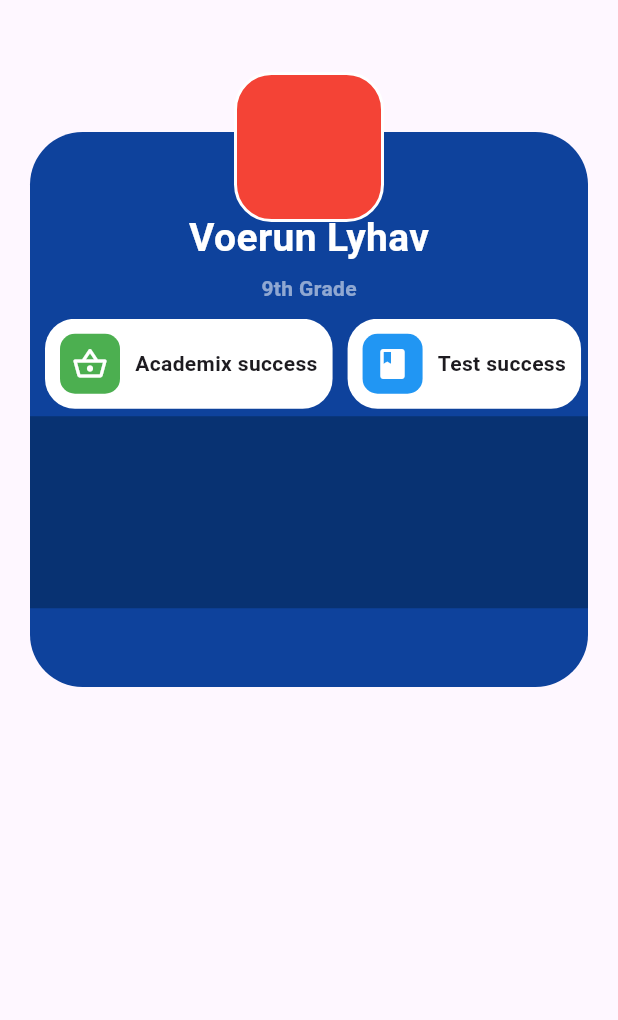
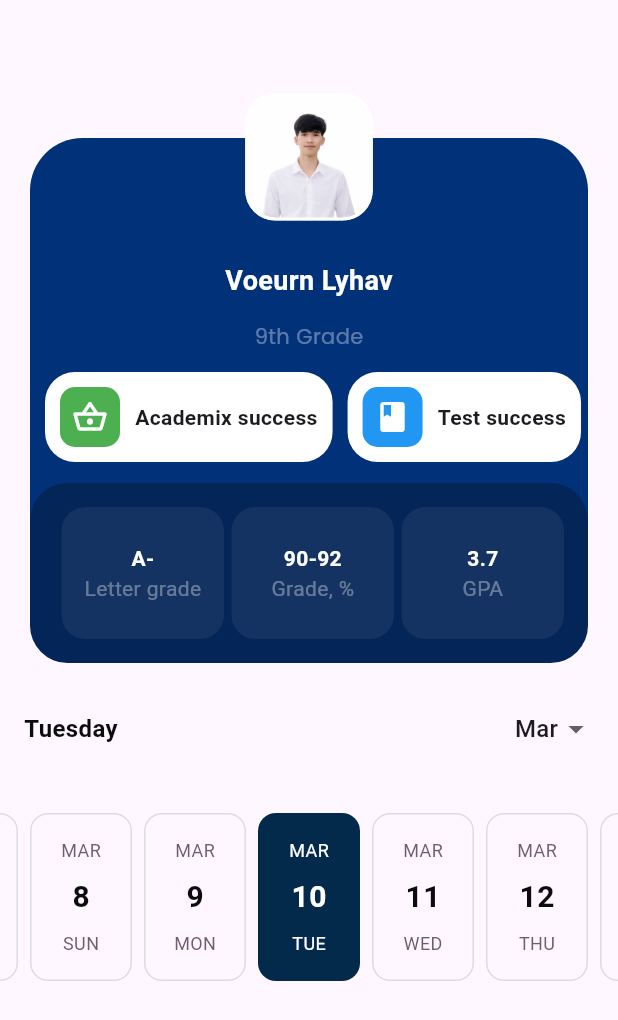
Before and after one commit to lyhav-gif/home_screen_, a Flutter app: the screen it shows after launch, on a phone screen of 412 x 824 dp. Shown: the top 1020 px of the screen. Run offline on Flutter 3.47's test engine with Material 3 defaults, Android fonts, the phone set to English and light mode, and no system bars; drawn by our look-alikes of easy_date_timeline; our stand-ins replace google_fonts.

Commit message:
update 10-March-2026

```diff
--- a/lib/home_scree.dart
+++ b/lib/home_scree.dart
@@ -1,4 +1,6 @@
+import 'package:easy_date_timeline/easy_date_timeline.dart';
 import 'package:flutter/material.dart';
+import 'package:home_screen_/widget/card_home_widget.dart';
 
 class HomeScree extends StatelessWidget {
   HomeScree({super.key});
@@ -15,122 +17,26 @@ class HomeScree extends StatelessWidget {
     "Final success",
     "Graduation success",
   ];
+  Column get _buildBody {
+    return Column(
+      children: [
+        CardHomeWidget(
+          name: 'Voeurn Lyhav',
+          urlImage: "assets/images/ai2.jpg",
+          isUrlNetwork: false,
+          // urlImage:'https://masterpiecer-images.s3.yandex.net/71ec09467d0211eea51192669a1675b3:upscaled',
+          slideRowTitle: _slideRowTitle,
+        ),
 
-  final List<IconData> _slideRowIcon = [
-    Icons.shopping_basket_outlined,
-    Icons.book,
-    Icons.bookmarks_outlined,
-    Icons.school_outlined,
-    Icons.slideshow_outlined,
-  ];
+        EasyDateTimeLine(
 
-  final List<Color> _slideRowColor = [
-    Colors.green,
-    Colors.blue,
-    Colors.orange,
-    Colors.purple,
-    Colors.red,
-  ];
-  get _buildBody => Column(
-    children: [
-      SizedBox(height: 68),
-      Stack(
-        clipBehavior: Clip.none,
-        alignment: Alignment.topCenter,
-        children: [
-          Container(
-            margin: const EdgeInsets.all(20),
-            height: 370,
-            width: double.infinity,
-            decoration: BoxDecoration(
-              color: const Color.fromARGB(255, 14, 66, 156),
-              borderRadius: BorderRadius.circular(35),
+              activeColor: const Color.fromARGB(255, 3, 42, 74),
+              initialDate: DateTime.now(),
+              onDateChange: (value) {},
+
             ),
-            child: Column(
-              mainAxisSize: MainAxisSize.max,
-              mainAxisAlignment: MainAxisAlignment.center,
-              crossAxisAlignment: CrossAxisAlignment.center,
-              children: [
-                Column(
-                  spacing: 5,
-                  children: [
-                    Text(
-                      "Voerun Lyhav",
-                      style: TextStyle(
-                        fontSize: 26,
-                        fontWeight: FontWeight.bold,
-                        color: Colors.white,
-                      ),
-                    ),
-                    Text(
-                      "9th Grade",
-                      style: TextStyle(
-                        fontSize: 14,
-                        fontWeight: FontWeight.bold,
-                        color: Colors.white54,
-                      ),
-                    ),
-                    SizedBox(),
-                    _slideRow,
-                    _bottomCard,
-                  ],
-                ),
-              ],
-            ),
-          ),
-          Positioned(
-            top: -40,
-            child: Container(
-              margin: EdgeInsets.all(20),
-              height: 100,
-              width: 100,
-              decoration: BoxDecoration(
-                color: Colors.red,
-                borderRadius: BorderRadius.circular(25),
-                border: Border.all(color: Colors.white, width: 2),
-              ),
-            ),
-          ),
-        ],
-      ),
-    ],
-  );
-  get _slideRow => SingleChildScrollView(
-    padding: EdgeInsets.only(left: 10),
-    scrollDirection: Axis.horizontal,
-    child: Row(
-      children: List.generate(
-        5,
-        (index) => Container(
-          margin: EdgeInsets.only(right: 10),
-          padding: EdgeInsets.all(10),
-          height: 60,
-          decoration: BoxDecoration(
-            color: Colors.white,
-            borderRadius: BorderRadius.circular(20),
-          ),
-          child: Row(
-            spacing: 10,
-            children: [
-              Container(
-                height: 60,
-                width: 40,
-                decoration: BoxDecoration(
-                  color: _slideRowColor[index],
-                  borderRadius: BorderRadius.circular(10),
-                ),
-                child: Icon(_slideRowIcon[index], color: Colors.white),
-              ),
-              Text(
-                _slideRowTitle[index],
-                style: TextStyle(fontWeight: FontWeight.bold),
-              ),
-            ],
-          ),
-        ),
-      ),
-    ),
-  );
-  get _bottomCard =>
-      Container(color: const Color.fromARGB(255, 8, 50, 114), height: 128);
+
+      ],
+    );
+  }
 }
--- /dev/null
+++ b/lib/widget/card_home_widget.dart
@@ -0,0 +1,203 @@
+import 'package:flutter/material.dart';
+import 'package:google_fonts/google_fonts.dart';
+
+class CardHomeWidget extends StatefulWidget {
+  final String name;
+  final String urlImage;
+  final List slideRowTitle;
+  final bool isUrlNetwork;
+  // final void Function(DateTime)? onDateChange;
+  const CardHomeWidget({
+    super.key,
+    required this.name,
+    required this.urlImage,
+    required this.slideRowTitle,
+    this.isUrlNetwork = true,
+    // this.onDateChange,
+
+  });
+  @override
+  State<CardHomeWidget> createState() => _CardHomeWidgetState();
+}
+
+class _CardHomeWidgetState extends State<CardHomeWidget> {
+  final List<IconData> _slideRowIcon = [
+    Icons.shopping_basket_outlined,
+    Icons.book,
+    Icons.bookmarks_outlined,
+    Icons.school_outlined,
+    Icons.slideshow_outlined,
+  ];
+
+  final List<Color> _slideRowColor = [
+    Colors.green,
+    Colors.blue,
+    Colors.orange,
+    Colors.purple,
+    Colors.red,
+  ];
+
+  final List<String> _bottomCardTitle = ["A-", "90-92", "3.7"];
+  final List<String> _bottomCardSubTitle = ["Letter grade", "Grade, %", "GPA"];
+
+  @override
+  Widget build(BuildContext context) {
+    return _buildCard;
+  }
+
+  Column get _buildCard => Column(
+    children: [
+      SizedBox(height: 72),
+      Stack(
+        clipBehavior: Clip.none,
+        alignment: Alignment.topCenter,
+        children: [
+          Container(
+            margin: const EdgeInsets.all(20),
+            height: 350,
+            width: double.infinity,
+            decoration: BoxDecoration(
+              color: const Color.fromARGB(255, 1, 49, 121),
+              borderRadius: BorderRadius.circular(35),
+            ),
+            child: Column(
+              mainAxisSize: MainAxisSize.max,
+              mainAxisAlignment: MainAxisAlignment.end,
+              crossAxisAlignment: CrossAxisAlignment.center,
+              children: [
+                Column(
+                  spacing: 14,
+                  children: [
+                    Column(
+                      children: [
+                        Text(
+                          widget.name,
+                          style: TextStyle(
+                            color: Colors.white,
+                            fontSize: 18,
+                            fontWeight: FontWeight.bold,
+                          ),
+                        ),
+                      ],
+                    ),
+                    Text(
+                      "9th Grade",
+                      style: GoogleFonts.poppins(
+                        color: Colors.white.withAlpha(90),
+                        fontSize: 14,
+                      ),
+                    ),
+
+                    _slideRow,
+                    _bottomCard,
+                  ],
+                ),
+              ],
+            ),
+          ),
+          Positioned(
+            top: -40,
+
+            child: Container(
+              margin: EdgeInsets.all(30),
+              height: 85,
+              width: 85,
+              decoration: BoxDecoration(
+                color: Colors.white,
+                image: DecorationImage(
+                  image:
+                      //widget.urlImage.startwith('http')?NetworkImage(widget.urlImage):AssetImage(widget.urlImage),
+                      widget.isUrlNetwork == true
+                      ? NetworkImage(widget.urlImage)
+                      : AssetImage(widget.urlImage),
+                  fit: BoxFit.cover,
+                ),
+                borderRadius: BorderRadius.circular(20),
+                border: Border.all(color: Colors.white, width: 2),
+              ),
+            ),
+          ),
+        ],
+      ),
+    ],
+  );
+  SingleChildScrollView get _slideRow => SingleChildScrollView(
+    padding: EdgeInsets.only(left: 10),
+    scrollDirection: Axis.horizontal,
+    child: Row(
+      children: List.generate(
+        widget.slideRowTitle.length,
+        (index) => Container(
+          margin: EdgeInsets.only(right: 10),
+          padding: EdgeInsets.all(10),
+          height: 60,
+          decoration: BoxDecoration(
+            color: Colors.white,
+            borderRadius: BorderRadius.circular(20),
+          ),
+          child: Row(
+            spacing: 10,
+            children: [
+              Container(
+                height: 60,
+                width: 40,
+                decoration: BoxDecoration(
+                  color: _slideRowColor[index],
+                  borderRadius: BorderRadius.circular(10),
+                ),
+                child: Icon(_slideRowIcon[index], color: Colors.white),
+              ),
+              Text(
+                widget.slideRowTitle[index],
+                style: TextStyle(fontWeight: FontWeight.bold),
+              ),
+            ],
+          ),
+        ),
+      ),
+    ),
+  );
+  Container get _bottomCard => Container(
+    padding: EdgeInsets.all(16),
+    height: 120,
+    decoration: BoxDecoration(
+      borderRadius: BorderRadius.circular(25),
+      color: const Color.fromARGB(255, 4, 37, 87),
+    ),
+    child: Row(
+      mainAxisAlignment: MainAxisAlignment.spaceAround,
+      children: List.generate(
+        _bottomCardSubTitle.length,
+        (index) => Expanded(
+          child: Container(
+            margin: EdgeInsets.only(left: 5),
+            padding: EdgeInsets.all(10),
+            decoration: BoxDecoration(
+              color: Colors.white.withAlpha(16),
+              borderRadius: BorderRadius.circular(16),
+            ),
+            child: Column(
+              mainAxisAlignment: MainAxisAlignment.center,
+              children: [
+                Text(
+                  _bottomCardTitle[index],
+                  style: TextStyle(
+                    fontWeight: FontWeight.bold,
+                    color: Colors.white,
+                  ),
+                ),
+                Text(
+                  _bottomCardSubTitle[index],
+                  style: TextStyle(
+                    fontWeight: FontWeight.normal,
+                    color: Colors.white.withAlpha(90),
+                  ),
+                ),
+              ],
+            ),
+          ),
+        ),
+      ),
+    ),
+  );
+}
--- a/pubspec.yaml
+++ b/pubspec.yaml
@@ -34,6 +34,8 @@ dependencies:
   # The following adds the Cupertino Icons font to your application.
   # Use with the CupertinoIcons class for iOS style icons.
   cupertino_icons: ^1.0.8
+  google_fonts: ^8.0.2
+  easy_date_timeline: ^2.0.9
 
 dev_dependencies:
   flutter_test:
@@ -57,6 +59,8 @@ flutter:
   # the material Icons class.
   uses-material-design: true
 
+  assets:
+    - assets/images/
   # To add assets to your application, add an assets section, like this:
   # assets:
   #   - images/a_dot_burr.jpeg
```
Also changed, not shown: assets/images/Screenshot 2026-02-20 095823.png (added), assets/images/ai2.jpg (added), pubspec.lock.
